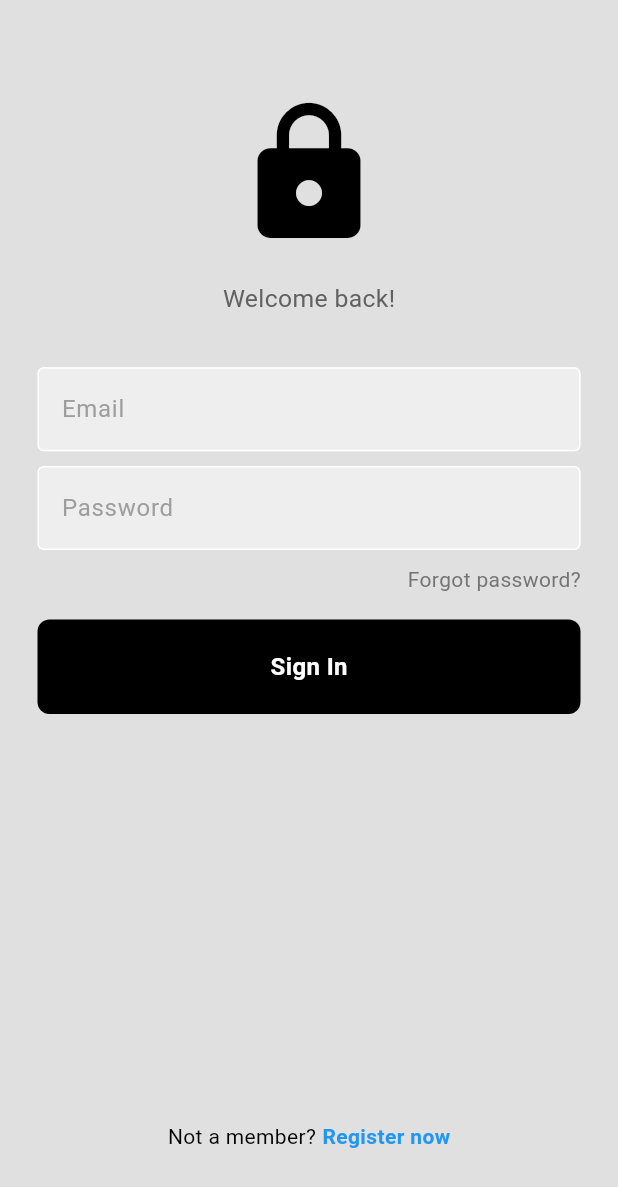
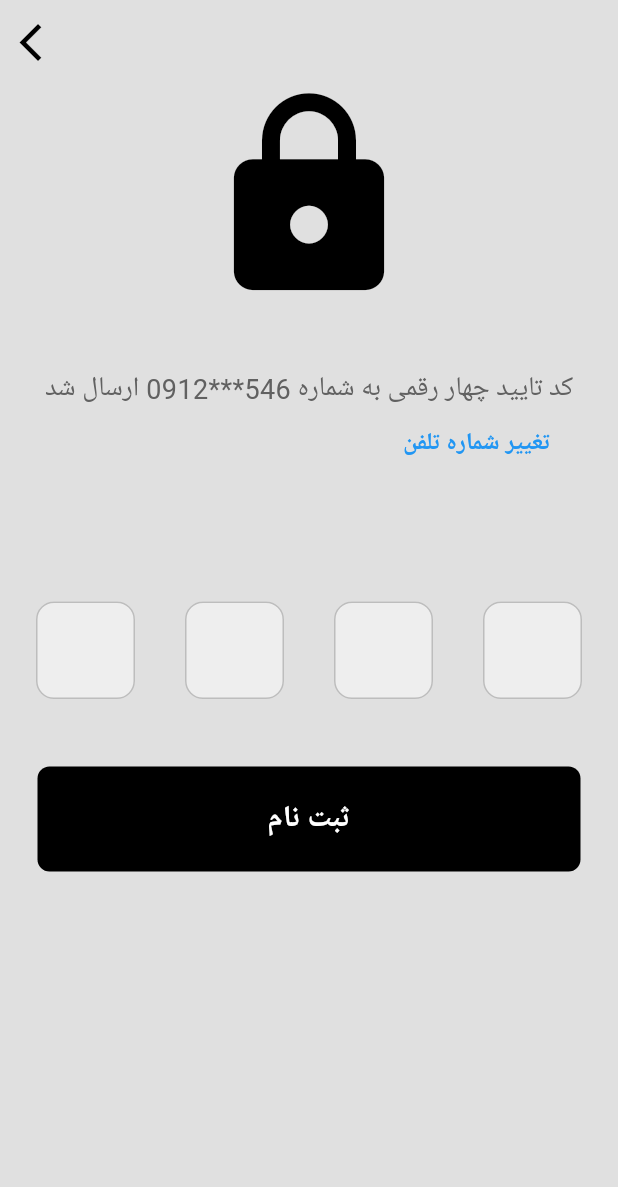
Before and after one commit to parsashu/fitness-app-flutter, a Flutter app: the screen it shows after launch, on a phone screen of 412 x 824 dp. Shown: the top 1187 px of the screen. Run offline on Flutter 3.47's test engine with Material 3 defaults, Android fonts, the phone set to English and light mode, and no system bars; our stand-ins replace firebase_auth, firebase_core, go_router, google_nav_bar, introduction_screen, shared_preferences; accounts and stored records are empty.

Commit message:
add phone verification and polish sign in and sign up pages

```diff
--- /dev/null
+++ b/devtools_options.yaml
@@ -0,0 +1,3 @@
+description: This file stores settings for Dart & Flutter DevTools.
+documentation: https://docs.flutter.dev/tools/devtools/extensions#configure-extension-enablement-states
+extensions:
--- /dev/null
+++ b/lib/components/code_textfield.dart
@@ -0,0 +1,56 @@
+import 'package:flutter/material.dart';
+import 'package:flutter/services.dart';
+
+class CodeTextfield extends StatelessWidget {
+  const CodeTextfield({
+    super.key,
+    required this.lastBox,
+    required this.firstBox,
+  });
+
+  final bool firstBox;
+  final bool lastBox;
+
+  @override
+  Widget build(BuildContext context) {
+    return SizedBox(
+      width: 66,
+      height: 66,
+      child: TextField(
+        keyboardType: TextInputType.number,
+        maxLength: 1,
+        textAlign: TextAlign.center,
+        style: const TextStyle(fontSize: 22),
+        decoration: InputDecoration(
+          counterText: '',
+          enabledBorder: OutlineInputBorder(
+            borderSide: BorderSide(
+              color: Theme.of(context).colorScheme.outlineVariant,
+            ),
+            borderRadius: BorderRadius.circular(12),
+          ),
+          focusedBorder: OutlineInputBorder(
+            borderSide: BorderSide(
+              color: Theme.of(context).colorScheme.tertiaryFixed,
+            ),
+            borderRadius: BorderRadius.circular(12),
+          ),
+          fillColor: Theme.of(context).colorScheme.secondaryContainer,
+          filled: true,
+        ),
+        inputFormatters: [
+          FilteringTextInputFormatter.digitsOnly,
+        ],
+        onChanged: (value) {
+          // Go to next focus
+          if (value.length == 1 && !lastBox) {
+            FocusScope.of(context).nextFocus();
+            // Go to previos focus
+          } else if (value.isEmpty && !firstBox) {
+            FocusScope.of(context).previousFocus();
+          }
+        },
+      ),
+    );
+  }
+}
--- a/lib/components/my_button.dart
+++ b/lib/components/my_button.dart
@@ -27,7 +27,7 @@ class MyButton extends StatelessWidget {
             style: TextStyle(
               color: Theme.of(context).colorScheme.outline,
               fontWeight: FontWeight.bold,
-              fontSize: 16,
+              fontSize: 20,
             ),
           ),
         ),
--- a/lib/main.dart
+++ b/lib/main.dart
@@ -1,7 +1,7 @@
 import 'package:flutter/material.dart';
 import 'package:improwave/pages/auth_page.dart';
+import 'package:improwave/pages/verify_page.dart';
 import 'package:improwave/pages/home_page.dart';
-// import 'package:improwave/introduction/pages.dart';
 // import 'package:improwave/routing/routes.dart';
 import 'package:improwave/themes/theme_provider.dart';
 import 'package:provider/provider.dart';
@@ -41,7 +41,8 @@ class MainApp extends StatelessWidget {
           return Consumer<ThemeProvider>(
             builder: (context, themeProvider, child) {
               return MaterialApp(
-                  home: const AuthPage(),
+                  // home: const AuthPage(),
+                  home: const VerifyPage(),
                   theme: Provider.of<ThemeProvider>(context).themeData,
                   routes: {
                     '/home': (context) => const HomePage(),
--- a/lib/pages/login_page.dart
+++ b/lib/pages/login_page.dart
@@ -74,23 +74,23 @@ class _LoginPageState extends State<LoginPage> {
 
     return Scaffold(
       backgroundColor: Theme.of(context).colorScheme.surface,
+      appBar: AppBar(
+        leading: Icon(
+          Icons.arrow_back_ios,
+          size: 30,
+          color: Theme.of(context).colorScheme.secondary,
+        ),
+      ),
       body: SafeArea(
         child: Center(
           child: SingleChildScrollView(
             child: Column(
               mainAxisAlignment: MainAxisAlignment.center,
               children: [
-                SizedBox(height: screenHeight * 0.01),
-
-                // logo
-                // Image.asset(
-                //   'lib/assets/images/logo.png',
-                //   height: 100,
-                // ),
-
+                // Logo
                 Icon(
                   Icons.lock,
-                  size: screenWidth * 0.25,
+                  size: 150,
                   color: Theme.of(context).colorScheme.secondary,
                 ),
 
@@ -98,10 +98,10 @@ class _LoginPageState extends State<LoginPage> {
 
                 // welcome back message
                 Text(
-                  'Welcome back!',
+                  'خوش آمدید',
                   style: TextStyle(
                     color: Theme.of(context).colorScheme.tertiaryFixed,
-                    fontSize: screenWidth * 0.04,
+                    fontSize: screenWidth * 0.05,
                   ),
                 ),
 
@@ -131,7 +131,7 @@ class _LoginPageState extends State<LoginPage> {
                 // email textfield
                 MyTextfield(
                   controller: emailController,
-                  hintText: 'Email',
+                  hintText: 'ایمیل',
                   obscureText: false,
                 ),
 
@@ -140,7 +140,7 @@ class _LoginPageState extends State<LoginPage> {
                 // pw textfield
                 MyTextfield(
                   controller: passwordController,
-                  hintText: 'Password',
+                  hintText: 'رمز عبور',
                   obscureText: true,
                 ),
 
@@ -150,10 +150,10 @@ class _LoginPageState extends State<LoginPage> {
                 Padding(
                   padding: EdgeInsets.symmetric(horizontal: screenWidth * 0.06),
                   child: Row(
-                    mainAxisAlignment: MainAxisAlignment.end,
+                    mainAxisAlignment: MainAxisAlignment.start,
                     children: [
                       Text(
-                        'Forgot password?',
+                        'فراموشی رمز عبور',
                         style: TextStyle(
                           color: Theme.of(context)
                               .colorScheme
@@ -169,62 +169,29 @@ class _LoginPageState extends State<LoginPage> {
                 // login button
                 MyButton(
                   onTap: signUserIn,
-                  text: 'Sign In',
+                  text: 'ورود',
                 ),
 
                 SizedBox(height: screenHeight * 0.3),
-
-                // or continue with
-                // Padding(
-                //   padding: const EdgeInsets.symmetric(horizontal: 25.0),
-                //   child: Row(
-                //     children: [
-                //       Expanded(
-                //         child: Divider(
-                //           thickness: 0.8,
-                //           color: Colors.grey[400],
-                //         ),
-                //       ),
-                //       Padding(
-                //         padding: const EdgeInsets.symmetric(horizontal: 10.0),
-                //         child: Text(
-                //           'Continue with',
-                //           style: TextStyle(color: Colors.grey[700]),
-                //         ),
-                //       ),
-                //       Expanded(
-                //         child: Divider(
-                //           thickness: 0.8,
-                //           color: Colors.grey[400],
-                //         ),
-                //       )
-                //     ],
-                //   ),
-                // ),
-                // const Row(
-                //   mainAxisAlignment: MainAxisAlignment.center,
-                //   children: [
-                //     SquareTile(imagePath: 'lib/assets/images/google.png')
-                //   ],
-                // ),
-
-                SizedBox(height: screenHeight * 0.03),
 
                 // register
                 Row(
                   mainAxisAlignment: MainAxisAlignment.center,
                   children: [
-                    const Text('Not a member?'),
-                    SizedBox(width: screenWidth * 0.01),
                     GestureDetector(
                       onTap: widget.onTap,
                       child: Text(
-                        'Register now',
+                        'ثبت نام',
                         style: TextStyle(
-                          color: Theme.of(context).colorScheme.onTertiary,
-                          fontWeight: FontWeight.bold,
-                        ),
+                            color: Theme.of(context).colorScheme.onTertiary,
+                            fontWeight: FontWeight.bold,
+                            fontSize: 18),
                       ),
+                    ),
+                    SizedBox(width: screenWidth * 0.01),
+                    const Text(
+                      'حساب کاربری ندارید؟',
+                      style: TextStyle(fontSize: 18),
                     ),
                   ],
                 )
--- a/lib/pages/register_page.dart
+++ b/lib/pages/register_page.dart
@@ -44,7 +44,7 @@ class _RegisterPageState extends State<RegisterPage> {
           password: passwordController.text,
         );
       } else {
-        _setError("Passwords don't match.");
+        _setError(".رمز عبور همخوانی ندارد");
       }
       ;
     } on FirebaseAuthException catch (e) {
@@ -81,36 +81,36 @@ class _RegisterPageState extends State<RegisterPage> {
 
     return Scaffold(
       backgroundColor: Theme.of(context).colorScheme.surface,
+      appBar: AppBar(
+        leading: Icon(
+          Icons.arrow_back_ios,
+          size: 30,
+          color: Theme.of(context).colorScheme.secondary,
+        ),
+      ),
       body: SafeArea(
         child: Center(
           child: SingleChildScrollView(
             child: Column(
               mainAxisAlignment: MainAxisAlignment.center,
               children: [
-                SizedBox(height: screenHeight * 0.04),
-
-                // logo
-                // Image.asset(
-                //   'lib/assets/images/logo.png',
-                //   height: 100,
-                // ),
-
+                // Logo
                 Icon(
                   Icons.lock,
-                  size: screenWidth * 0.25,
+                  size: 150,
                   color: Theme.of(context).colorScheme.secondary,
                 ),
 
                 SizedBox(height: screenHeight * 0.025),
 
-                // // welcome back message
-                // Text(
-                //   '!',
-                //   style: TextStyle(
-                //     color: Colors.grey[700],
-                //     fontSize: 16,
-                //   ),
-                // ),
+                // welcome back message
+                Text(
+                  'ثبت نام',
+                  style: TextStyle(
+                    color: Colors.grey[700],
+                    fontSize: screenWidth * 0.055,
+                  ),
+                ),
 
                 SizedBox(height: screenHeight * 0.04),
 
@@ -138,7 +138,7 @@ class _RegisterPageState extends State<RegisterPage> {
                 // email textfield
                 MyTextfield(
                   controller: emailController,
-                  hintText: 'Email',
+                  hintText: 'شماره تلفن',
                   obscureText: false,
                 ),
 
@@ -147,7 +147,7 @@ class _RegisterPageState extends State<RegisterPage> {
                 // Password textfield
                 MyTextfield(
                   controller: passwordController,
-                  hintText: 'Password',
+                  hintText: 'رمز عبور',
                   obscureText: true,
                 ),
 
@@ -156,7 +156,7 @@ class _RegisterPageState extends State<RegisterPage> {
                 // Confirm password textfield
                 MyTextfield(
                   controller: confirmPasswordController,
-                  hintText: 'Confirm password',
+                  hintText: 'تایید رمز عبور',
                   obscureText: true,
                 ),
 
@@ -165,66 +165,29 @@ class _RegisterPageState extends State<RegisterPage> {
                 // login button
                 MyButton(
                   onTap: signUserUp,
-                  text: 'Sign Up',
+                  text: 'ثبت نام',
                 ),
 
-                SizedBox(height: screenHeight * 0.18),
-
-                // or continue with
-                // Padding(
-                //   padding: const EdgeInsets.symmetric(horizontal: 25.0),
-                //   child: Row(
-                //     children: [
-                //       Expanded(
-                //         child: Divider(
-                //           thickness: 0.8,
-                //           color: Colors.grey[400],
-                //         ),
-                //       ),
-                //       Padding(
-                //         padding: const EdgeInsets.symmetric(horizontal: 10.0),
-                //         child: Text(
-                //           'Continue with',
-                //           style: TextStyle(color: Colors.grey[700]),
-                //         ),
-                //       ),
-                //       Expanded(
-                //         child: Divider(
-                //           thickness: 0.8,
-                //           color: Colors.grey[400],
-                //         ),
-                //       )
-                //     ],
-                //   ),
-                // ),
-
-                // const SizedBox(height: 30),
-
-                // google sign in
-                // const Row(
-                //   mainAxisAlignment: MainAxisAlignment.center,
-                //   children: [
-                //     SquareTile(imagePath: 'lib/assets/images/google.png')
-                //   ],
-                // ),
-
-                SizedBox(height: screenHeight * 0.18),
+                SizedBox(height: screenHeight * 0.25),
 
                 // register
                 Row(
                   mainAxisAlignment: MainAxisAlignment.center,
                   children: [
-                    const Text('Already have an account?'),
-                    SizedBox(width: screenWidth * 0.01),
                     GestureDetector(
                       onTap: widget.onTap,
                       child: Text(
-                        'Login now',
+                        'ورود',
                         style: TextStyle(
-                          color: Theme.of(context).colorScheme.onTertiary,
-                          fontWeight: FontWeight.bold,
-                        ),
+                            color: Theme.of(context).colorScheme.onTertiary,
+                            fontWeight: FontWeight.bold,
+                            fontSize: 18),
                       ),
+                    ),
+                    SizedBox(width: screenWidth * 0.01),
+                    const Text(
+                      'حساب کاربری دارید؟',
+                      style: TextStyle(fontSize: 18),
                     ),
                   ],
                 )
--- /dev/null
+++ b/lib/pages/verify_page.dart
@@ -0,0 +1,150 @@
+import 'package:flutter/material.dart';
+import 'package:improwave/components/my_button.dart';
+import 'package:improwave/components/code_textfield.dart';
+import 'dart:async';
+
+class VerifyPage extends StatefulWidget {
+  const VerifyPage({super.key});
+
+  @override
+  State<VerifyPage> createState() => _VerifyPageState();
+}
+
+class _VerifyPageState extends State<VerifyPage> {
+  int _remainingSeconds = 10;
+
+  @override
+  void initState() {
+    super.initState();
+    _startTimer();
+  }
+
+  void _startTimer() {
+    Timer.periodic(
+      const Duration(seconds: 1),
+      (timer) {
+        if (_remainingSeconds > 0) {
+          setState(
+            () {
+              _remainingSeconds--;
+            },
+          );
+        }
+      },
+    );
+  }
+
+  String _formatTimer() {
+    int minutes = _remainingSeconds ~/ 60;
+    int seconds = _remainingSeconds % 60;
+    return '${minutes.toString().padLeft(2)}:${seconds.toString().padLeft(2, '0')}';
+  }
+
+  @override
+  Widget build(BuildContext context) {
+    return Scaffold(
+      appBar: AppBar(
+        leading: Icon(
+          Icons.arrow_back_ios,
+          size: 30,
+          color: Theme.of(context).colorScheme.secondary,
+        ),
+      ),
+      body: SafeArea(
+        child: Center(
+          child: SingleChildScrollView(
+            child: Column(
+              children: [
+                // Logo
+                Icon(
+                  Icons.lock,
+                  size: 150,
+                  color: Theme.of(context).colorScheme.secondary,
+                ),
+
+                const SizedBox(height: 40),
+
+                // Info text
+                Text(
+                  'کد تایید چهار رقمی به شماره \u202A0912***546\u202C ارسال شد',
+                  textDirection: TextDirection.rtl,
+                  style: TextStyle(
+                      color: Theme.of(context).colorScheme.tertiaryFixed,
+                      fontSize: 18),
+                ),
+
+                const SizedBox(height: 10),
+
+                // Edit number
+                Padding(
+                  padding: const EdgeInsets.symmetric(horizontal: 45),
+                  child: Align(
+                    alignment: Alignment.centerRight,
+                    child: Text(
+                      'تغییر شماره تلفن',
+                      style: TextStyle(
+                        color: Theme.of(context).colorScheme.onTertiary,
+                        fontWeight: FontWeight.bold,
+                        fontSize: 16,
+                      ),
+                    ),
+                  ),
+                ),
+
+                const SizedBox(height: 90),
+
+                // Code textfields
+                const Padding(
+                  padding: EdgeInsets.symmetric(horizontal: 24, vertical: 4),
+                  child: Row(
+                    mainAxisAlignment: MainAxisAlignment.spaceBetween,
+                    children: [
+                      CodeTextfield(firstBox: true, lastBox: false),
+                      CodeTextfield(firstBox: false, lastBox: false),
+                      CodeTextfield(firstBox: false, lastBox: false),
+                      CodeTextfield(firstBox: false, lastBox: true),
+                    ],
+                  ),
+                ),
+
+                const SizedBox(height: 40),
+
+                // verify button
+                MyButton(onTap: () {}, text: 'ثبت نام'),
+
+                const SizedBox(height: 260),
+
+                // Timer
+                if (_remainingSeconds != 0)
+                  Text(
+                    'ارسال مجدد کد تایید پس از ${_formatTimer()}',
+                    style: TextStyle(
+                      color:
+                          Theme.of(context).colorScheme.onTertiaryFixedVariant,
+                      fontSize: 16,
+                    ),
+                  ),
+
+                // Send again
+                if (_remainingSeconds == 0)
+                  GestureDetector(
+                    child: Text(
+                      'ارسال مجدد کد تایید',
+                      style: TextStyle(
+                        color: Theme.of(context).colorScheme.onTertiary,
+                        fontWeight: FontWeight.bold,
+                        fontSize: 16,
+                      ),
+                    ),
+                    onTap: () {
+                      _remainingSeconds = 10;
+                    },
+                  ),
+              ],
+            ),
+          ),
+        ),
+      ),
+    );
+  }
+}
--- a/pubspec.yaml
+++ b/pubspec.yaml
@@ -16,6 +16,7 @@ dependencies:
   firebase_core: ^2.24.2
   firebase_auth: ^4.20.0
   provider:
+  flutter_screenutil:
 
 dev_dependencies:
   flutter_test:
```
Also changed, not shown: lib/components/my_textfield.dart (+8 -3 lines), lib/components/square_tile.dart (deleted, +0 -25 lines), lib/themes/theme.dart (line endings or trailing spaces), pubspec.lock.
